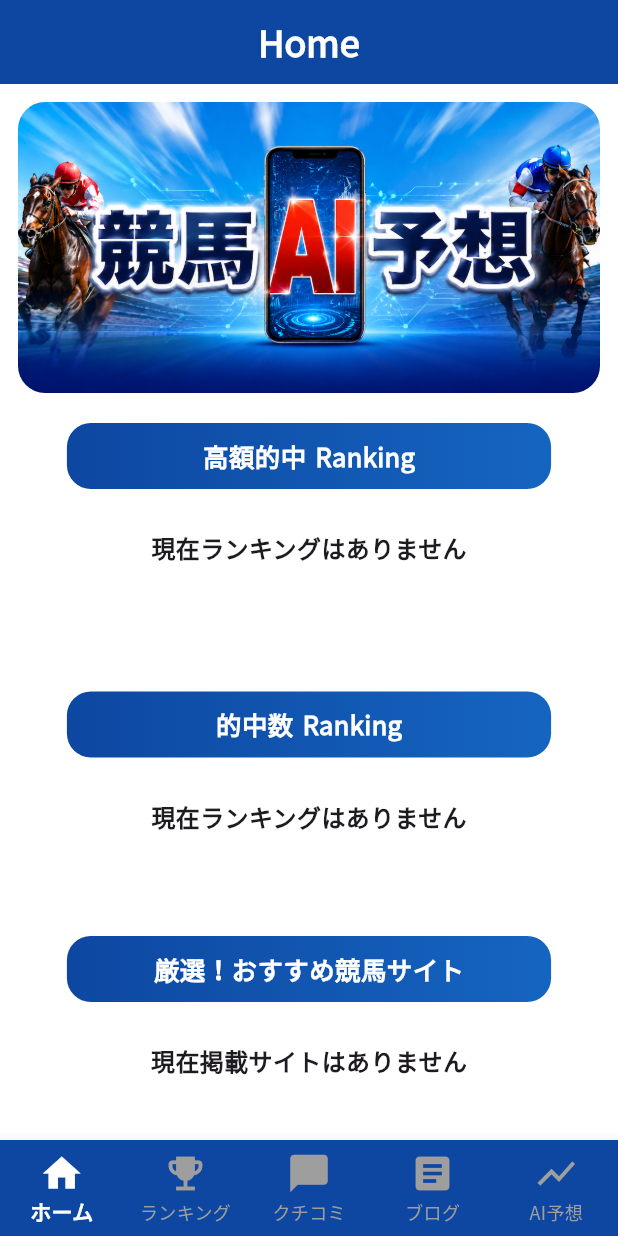
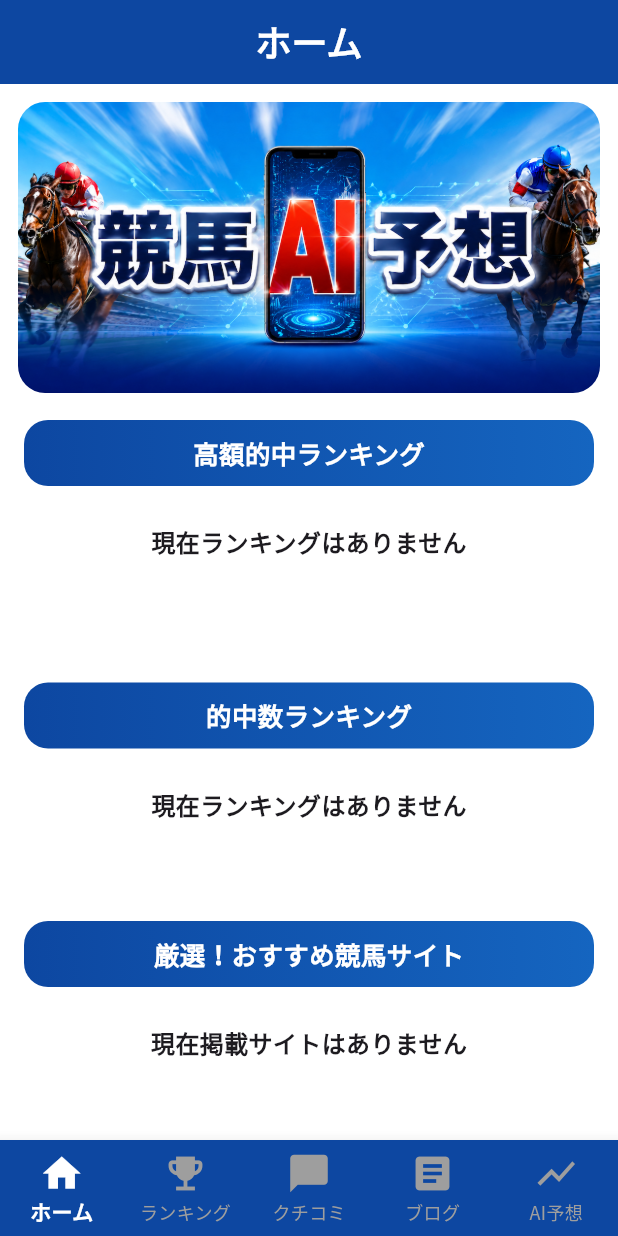
Before and after one commit to matsuda-valueapps/keiba-ai-yosou-flutter, a Flutter app: the screen it shows after launch, on a phone screen of 412 x 824 dp. Run offline on Flutter 3.47's test engine with Material 3 defaults, Android fonts, the phone set to English and light mode, and no system bars; our stand-ins replace cached_network_image, firebase_core, firebase_messaging, flutter_html, flutter_local_notifications, google_fonts and 1 more; accounts and stored records are empty; network calls fail.

Commit message:
UI大幅変更 1

```diff
--- a/lib/pages/blog_detail_page.dart
+++ b/lib/pages/blog_detail_page.dart
@@ -384,7 +384,7 @@ class _BlogDetailPageState
 
         title: const Text(
 
-          "Blog Detail",
+          "競馬ブログ詳細",
 
           style: TextStyle(
 
--- a/lib/pages/blog_page.dart
+++ b/lib/pages/blog_page.dart
@@ -327,9 +327,9 @@ class _BlogPageState
 
                         colors: [
 
-                        Color(0xFFFF2E79),
+                        Color(0xFF0288D1),
 
-                        Color(0xFFE91E63),
+                        Color(0xFF03A9F4),
 
                         ],
                       ),
@@ -521,7 +521,7 @@ class _BlogPageState
 
         title: const Text(
 
-          "Blog",
+          "競馬ブログ",
 
           style: TextStyle(
 
--- a/lib/pages/home_page.dart
+++ b/lib/pages/home_page.dart
@@ -131,7 +131,7 @@ class _HomePageState
 
         title: const Text(
 
-          "Home",
+          "ホーム",
 
           style: TextStyle(
 
@@ -352,7 +352,7 @@ class _HomePageState
                                 .styleFrom(
 
                           backgroundColor:
-                              Color(0xFF0D47A1),
+                              Color(0xFF1976D2),
 
                           padding:
                               const EdgeInsets
@@ -385,7 +385,7 @@ class _HomePageState
 
                         child: const Text(
 
-                          "View More",
+                          "もっと見る",
 
                           style:
                               TextStyle(
@@ -527,7 +527,7 @@ class _HomePageState
                                 .styleFrom(
 
                           backgroundColor:
-                              Color(0xFF0D47A1),
+                              Color(0xFF1976D2),
 
                           padding:
                               const EdgeInsets
@@ -560,7 +560,7 @@ class _HomePageState
 
                         child: const Text(
 
-                          "View More",
+                          "もっと見る",
 
                           style:
                               TextStyle(
--- a/lib/pages/prediction_page.dart
+++ b/lib/pages/prediction_page.dart
@@ -501,7 +501,7 @@ class _PredictionPageState
 
         title: const Text(
 
-          "AI Prediction",
+          "競馬AI予想",
 
           style: TextStyle(
 
--- a/lib/pages/ranking_page.dart
+++ b/lib/pages/ranking_page.dart
@@ -247,8 +247,8 @@ class _RankingPageState
         title: Text(
 
           provider.tabIndex == 0
-              ? "Ranking"
-              : "Ranking",
+              ? "高額的中ランキング"
+              : "的中数ランキング",
 
           style: const TextStyle(
 
--- a/lib/widgets/ranking_header.dart
+++ b/lib/widgets/ranking_header.dart
@@ -4,8 +4,10 @@ class RankingHeader extends StatelessWidget {
   final String title;
   final IconData icon;
 
-  /// ⭐追加
+  /// ランキング文字を表示するか
   final bool showRankingText;
+
+  /// アイコンを表示するか
   final bool showIcon;
 
   const RankingHeader({
@@ -18,14 +20,25 @@ class RankingHeader extends StatelessWidget {
 
   @override
   Widget build(BuildContext context) {
-    return Center(
-      child: SizedBox(
-        width: MediaQuery.of(context).size.width * 0.90,
-        child: Container(
-      margin: const EdgeInsets.symmetric(horizontal: 24, vertical: 8),
-      padding: const EdgeInsets.symmetric(horizontal: 12, vertical: 10),
+    return Container(
+      // =========================
+      // ランキングカードと左右幅を統一
+      // HitRankingCard / TrendRankingCard
+      // と同じ horizontal: 16
+      // =========================
+      margin: const EdgeInsets.symmetric(
+        horizontal: 16,
+        vertical: 6,
+      ),
+
+      padding: const EdgeInsets.symmetric(
+        horizontal: 12,
+        vertical: 10,
+      ),
+
       decoration: BoxDecoration(
         borderRadius: BorderRadius.circular(16),
+
         gradient: const LinearGradient(
           colors: [
             Color(0xFF0D47A1),
@@ -33,10 +46,13 @@ class RankingHeader extends StatelessWidget {
           ],
         ),
       ),
+
       child: Row(
         mainAxisAlignment: MainAxisAlignment.center,
         children: [
-
+          // =========================
+          // タイトル
+          // =========================
           Text(
             title,
             style: const TextStyle(
@@ -46,20 +62,25 @@ class RankingHeader extends StatelessWidget {
             ),
           ),
 
-          if (showRankingText) ...[
-            const SizedBox(width: 6),
+          // =========================
+          // 「ランキング」
+          // =========================
+          if (showRankingText)
             const Text(
-              "Ranking",
+              "ランキング",
               style: TextStyle(
                 color: Colors.white,
                 fontSize: 17,
                 fontWeight: FontWeight.bold,
               ),
             ),
-          ],
 
+          // =========================
+          // アイコン
+          // =========================
           if (showIcon) ...[
             const SizedBox(width: 8),
+
             Icon(
               icon,
               color: Colors.white,
@@ -68,8 +89,6 @@ class RankingHeader extends StatelessWidget {
           ],
         ],
       ),
-      ),
-    ),
-  );
+    );
+  }
 }
-}
```
Also changed, not shown: lib/pages/review_page.dart (+5 -5 lines), lib/widgets/hit_ranking_card.dart (+4 -4 lines), lib/widgets/trend_ranking_card.dart (+4 -4 lines), 1 other file.
